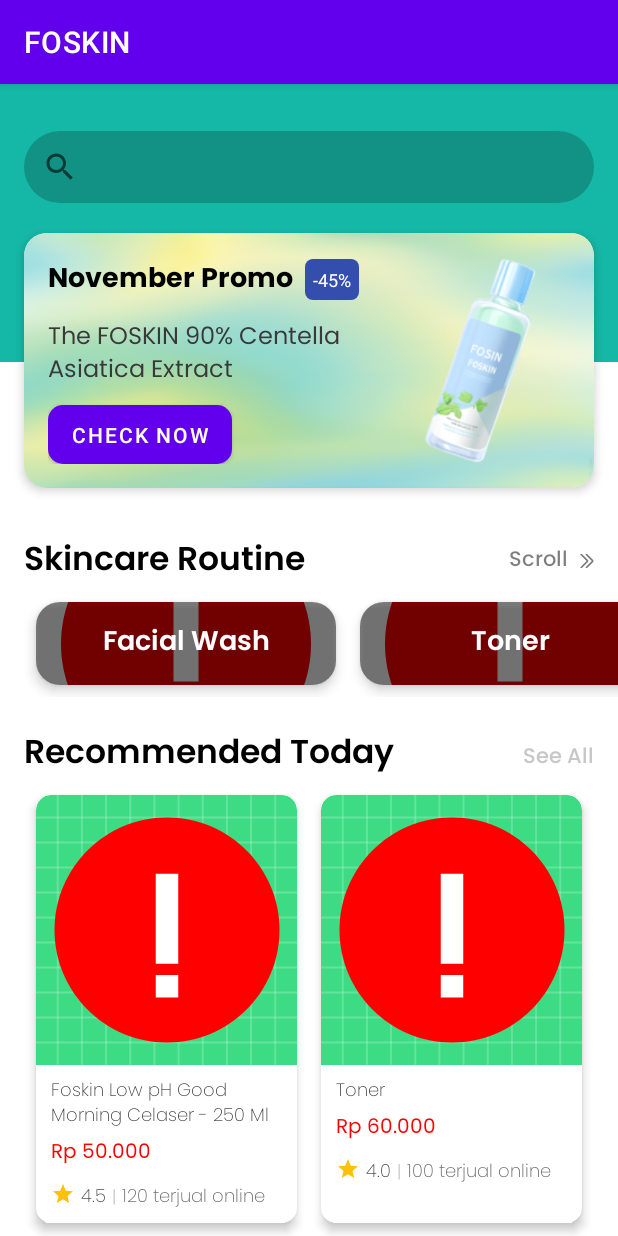
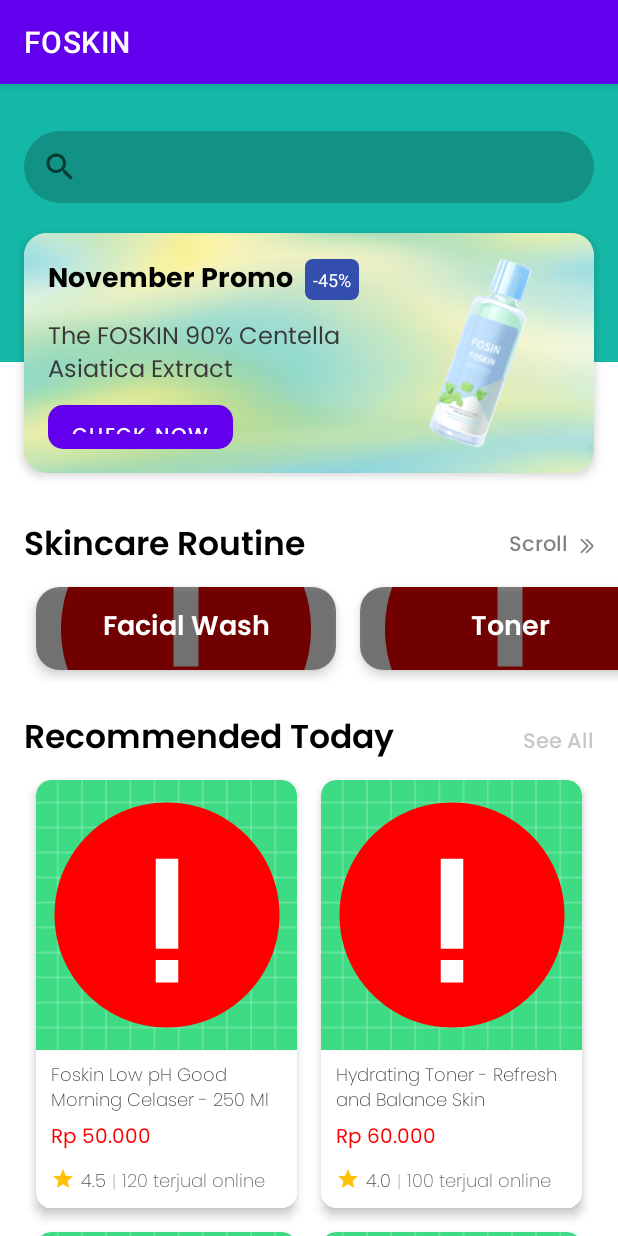
Before and after one commit to foskin-teams/FOSKIN, an Android app: the fragment ShopFragment shown on its own in the app's theme, on a phone screen of 412 x 824 dp. Run offline under Robolectric (Android 15) with nearby library versions, the phone set to English and light mode, and no system bars; pictures from the network do not load.

Commit message:
update
bottomsheetlayout

```diff
--- a/app/src/main/java/com/project/foskin/ui/shop/ShopFragment.kt
+++ b/app/src/main/java/com/project/foskin/ui/shop/ShopFragment.kt
@@ -1,11 +1,11 @@
 package com.project.foskin.ui.shop
 
 import android.os.Bundle
-import androidx.fragment.app.Fragment
 import android.view.LayoutInflater
 import android.view.View
 import android.view.ViewGroup
 import android.widget.Toast
+import androidx.fragment.app.Fragment
 import androidx.recyclerview.widget.GridLayoutManager
 import androidx.recyclerview.widget.LinearLayoutManager
 import androidx.recyclerview.widget.RecyclerView
@@ -19,6 +19,7 @@ class ShopFragment : Fragment() {
     ): View {
         val view = inflater.inflate(R.layout.fragment_shop, container, false)
 
+        // Initialize RecyclerView for Skincare Menu
         val rvMenuSkincare = view.findViewById<RecyclerView>(R.id.rvCarouselSkincare)
         rvMenuSkincare.layoutManager =
             LinearLayoutManager(context, LinearLayoutManager.HORIZONTAL, false)
@@ -27,200 +28,98 @@ class ShopFragment : Fragment() {
         }
         rvMenuSkincare.adapter = adapter1
 
+        // Initialize RecyclerView for Recommended Products
         val rvRecommended = view.findViewById<RecyclerView>(R.id.rvRecommended)
-        rvRecommended.layoutManager = GridLayoutManager(context, 2) // 2 kolom
+        rvRecommended.layoutManager = GridLayoutManager(context, 2)
         val adapter2 = ProductRecommendedAdapter(requireContext(), getProductData())
         rvRecommended.adapter = adapter2
 
         return view
     }
 
+    // Method to return list of skincare menu items
     private fun getMenuData(): List<MenuItemSkincare> {
         return listOf(
-            MenuItemSkincare(
-                name = "Facial Wash",
-                imageResId = "https://drive.google.com/uc?id=1yIUswx4ji56HoodLKII3D1zGkEfamZNG"
-            ),
-            MenuItemSkincare(
-                name = "Toner",
-                imageResId = "https://drive.google.com/uc?id=1EYSH6AlQZAohKn9pn7sqf2oZ_p_UMUg8"
-            ),
-            MenuItemSkincare(
-                name = "Micellar Water",
-                imageResId = "https://drive.google.com/uc?id=1vu1M5Zno-4av8uEWBv6EiwRr_X1tA_up"
-            ),
-            MenuItemSkincare(
-                name = "Essence",
-                imageResId = "https://drive.google.com/uc?id=19vDHsAvEPMeUgEOoGlm4CgbZ45ucMh6u"
-            ),
-            MenuItemSkincare(
-                name = "Serum",
-                imageResId = "https://drive.google.com/uc?id=1uvulYH7IwBPp1h4dZiypksteEJXtiA_y"
-            ),
-            MenuItemSkincare(
-                name = "Sheet Mask",
-                imageResId = "https://drive.google.com/uc?id=1gZiUsVV7twTNFt9PZhvcb4Hh-pnLzE5B"
-            ),
-            MenuItemSkincare(
-                name = "Ampoule",
-                imageResId = "https://drive.google.com/uc?id=1gJ2H_KznV7T8STOqcy8xtoVXTqPZe34u"
-            ),
-            MenuItemSkincare(
-                name = "Moisturizer",
-                imageResId = "https://drive.google.com/uc?id=1Qo1wMvbWi7JIw_15aenyacVqfetFpjd2"
-            ),
-            MenuItemSkincare(
-                name = "Eye Cream",
-                imageResId = "https://drive.google.com/uc?id=1wNX4fKpsYUc6Vg3e4VVs-XMNs4tYZMR9"
-            ),
-            MenuItemSkincare(
-                name = "Exfoliator",
-                imageResId = "https://drive.google.com/uc?id=1_bp5uqsBdiwvKUPXOtsmZW98rIcqTcKg"
-            ),
-            MenuItemSkincare(
-                name = "Sunscreen",
-                imageResId = "https://drive.google.com/uc?id=1_F42W8R9Ct6lWHQ4525HToi-ZHu8CXSn"
-            ),
-            MenuItemSkincare(
-                name = "Face Oil",
-                imageResId = "https://drive.google.com/uc?id=1oJZoB4pHQ9vnBR98DU5idJd104RtyJpQ"
-            ),
-            MenuItemSkincare(
-                name = "Spot Treatment",
-                imageResId = "https://drive.google.com/uc?id=1UuzXoUZ9-35GRHuYIGCv1iG6pQ1ZDX5-"
-            ),
-            MenuItemSkincare(
-                name = "Sleeping Mask",
-                imageResId = "https://drive.google.com/uc?id=1XYl4WCL1k6SyfSvuk0ZUW9jyDRwFwbpK"
-            ),
-            MenuItemSkincare(
-                name = "Face Mist",
-                imageResId = "https://drive.google.com/uc?id=1ql1It9etDxLJJ0w7i1p72BoOtUU9_ELU"
-            )
+            MenuItemSkincare("Facial Wash", "https://drive.google.com/uc?id=1yIUswx4ji56HoodLKII3D1zGkEfamZNG"),
+            MenuItemSkincare("Toner", "https://drive.google.com/uc?id=1EYSH6AlQZAohKn9pn7sqf2oZ_p_UMUg8"),
+            MenuItemSkincare("Micellar Water", "https://drive.google.com/uc?id=1vu1M5Zno-4av8uEWBv6EiwRr_X1tA_up"),
+            MenuItemSkincare("Essence", "https://drive.google.com/uc?id=19vDHsAvEPMeUgEOoGlm4CgbZ45ucMh6u"),
+            MenuItemSkincare("Serum", "https://drive.google.com/uc?id=1uvulYH7IwBPp1h4dZiypksteEJXtiA_y"),
+            MenuItemSkincare("Sheet Mask", "https://drive.google.com/uc?id=1gZiUsVV7twTNFt9PZhvcb4Hh-pnLzE5B"),
+            MenuItemSkincare("Ampoule", "https://drive.google.com/uc?id=1gJ2H_KznV7T8STOqcy8xtoVXTqPZe34u"),
+            MenuItemSkincare("Moisturizer", "https://drive.google.com/uc?id=1Qo1wMvbWi7JIw_15aenyacVqfetFpjd2"),
+            MenuItemSkincare("Eye Cream", "https://drive.google.com/uc?id=1wNX4fKpsYUc6Vg3e4VVs-XMNs4tYZMR9"),
+            MenuItemSkincare("Exfoliator", "https://drive.google.com/uc?id=1_bp5uqsBdiwvKUPXOtsmZW98rIcqTcKg"),
+            MenuItemSkincare("Sunscreen", "https://drive.google.com/uc?id=1_F42W8R9Ct6lWHQ4525HToi-ZHu8CXSn"),
+            MenuItemSkincare("Face Oil", "https://drive.google.com/uc?id=1oJZoB4pHQ9vnBR98DU5idJd104RtyJpQ"),
+            MenuItemSkincare("Spot Treatment", "https://drive.google.com/uc?id=1UuzXoUZ9-35GRHuYIGCv1iG6pQ1ZDX5-"),
+            MenuItemSkincare("Sleeping Mask", "https://drive.google.com/uc?id=1XYl4WCL1k6SyfSvuk0ZUW9jyDRwFwbpK"),
+            MenuItemSkincare("Face Mist", "https://drive.google.com/uc?id=1ql1It9etDxLJJ0w7i1p72BoOtUU9_ELU")
         )
     }
 
+    // Method to return list of recommended products
     private fun getProductData(): List<ProductItem> {
         return listOf(
             ProductItem(
-                imageUrl = "https://drive.google.com/uc?id=1yIUswx4ji56HoodLKII3D1zGkEfamZNG",
-                title = "Foskin Low pH Good Morning Celaser - 250 Ml",
-                price = 50000,
-                rating = 4.5f,
-                soldCount = 120,
-                shopLink = "https://shopee.co.id/product-link-1"
+                "https://drive.google.com/uc?id=1yIUswx4ji56HoodLKII3D1zGkEfamZNG",
+                "Foskin Low pH Good Morning Celaser - 250 Ml", 50000, 4.5f, 120, "https://shopee.co.id/product-link-1"
             ),
             ProductItem(
-                imageUrl = "https://drive.google.com/uc?id=1EYSH6AlQZAohKn9pn7sqf2oZ_p_UMUg8",
-                title = "Toner",
-                price = 60000,
-                rating = 4.0f,
-                soldCount = 100,
-                shopLink = "https://shopee.co.id/product-link-2"
+                "https://drive.google.com/uc?id=1EYSH6AlQZAohKn9pn7sqf2oZ_p_UMUg8",
+                "Hydrating Toner - Refresh and Balance Skin", 60000, 4.0f, 100, "https://shopee.co.id/product-link-2"
             ),
             ProductItem(
-                imageUrl = "https://drive.google.com/uc?id=1vu1M5Zno-4av8uEWBv6EiwRr_X1tA_up",
-                title = "Micellar Water",
-                price = 75000,
-                rating = 4.2f,
-                soldCount = 150,
-                shopLink = "https://shopee.co.id/product-link-3"
+                "https://drive.google.com/uc?id=1vu1M5Zno-4av8uEWBv6EiwRr_X1tA_up",
+                "Gentle Micellar Water - Removes Makeup and Impurities", 75000, 4.2f, 150, "https://shopee.co.id/product-link-3"
             ),
             ProductItem(
-                imageUrl = "https://drive.google.com/uc?id=19vDHsAvEPMeUgEOoGlm4CgbZ45ucMh6u",
-                title = "Essence",
-                price = 80000,
-                rating = 4.8f,
-                soldCount = 200,
-                shopLink = "https://shopee.co.id/product-link-4"
+                "https://drive.google.com/uc?id=19vDHsAvEPMeUgEOoGlm4CgbZ45ucMh6u",
+                "Nourishing Essence - Boost Skin's Radiance", 80000, 4.8f, 200, "https://shopee.co.id/product-link-4"
             ),
             ProductItem(
-                imageUrl = "https://drive.google.com/uc?id=1uvulYH7IwBPp1h4dZiypksteEJXtiA_y",
-                title = "Serum",
-                price = 65000,
-                rating = 4.4f,
-                soldCount = 130,
-                shopLink = "https://shopee.co.id/product-link-5"
+                "https://drive.google.com/uc?id=1uvulYH7IwBPp1h4dZiypksteEJXtiA_y",
+                "Vitamin C Serum - Brightening and Anti-aging", 65000, 4.4f, 130, "https://shopee.co.id/product-link-5"
             ),
             ProductItem(
-                imageUrl = "https://drive.google.com/uc?id=1gZiUsVV7twTNFt9PZhvcb4Hh-pnLzE5B",
-                title = "Sheet Mask",
-                price = 40000,
-                rating = 4.1f,
-                soldCount = 110,
-                shopLink = "https://shopee.co.id/product-link-6"
+                "https://drive.google.com/uc?id=1gZiUsVV7twTNFt9PZhvcb4Hh-pnLzE5B",
+                "Moisturizing Sheet Mask - Hydrates and Soothes Skin", 40000, 4.1f, 110, "https://shopee.co.id/product-link-6"
             ),
             ProductItem(
-                imageUrl = "https://drive.google.com/uc?id=1gJ2H_KznV7T8STOqcy8xtoVXTqPZe34u",
-                title = "Ampoule",
-                price = 45000,
-                rating = 4.3f,
-                soldCount = 140,
-                shopLink = "https://shopee.co.id/product-link-7"
+                "https://drive.google.com/uc?id=1gJ2H_KznV7T8STOqcy8xtoVXTqPZe34u",
+                "Repairing Ampoule - Intensive Skin Treatment", 45000, 4.3f, 140, "https://shopee.co.id/product-link-7"
             ),
             ProductItem(
-                imageUrl = "https://drive.google.com/uc?id=1Qo1wMvbWi7JIw_15aenyacVqfetFpjd2",
-                title = "Moisturizer",
-                price = 25000,
-                rating = 4.7f,
-                soldCount = 90,
-                shopLink = "https://shopee.co.id/product-link-8"
+                "https://drive.google.com/uc?id=1Qo1wMvbWi7JIw_15aenyacVqfetFpjd2",
+                "Daily Moisturizer - Long-lasting Hydration", 25000, 4.7f, 90, "https://shopee.co.id/product-link-8"
             ),
             ProductItem(
-                imageUrl = "https://drive.google.com/uc?id=1wNX4fKpsYUc6Vg3e4VVs-XMNs4tYZMR9",
-                title = "Eye Cream",
-                price = 120000,
-                rating = 4.9f,
-                soldCount = 180,
-                shopLink = "https://shopee.co.id/product-link-9"
+                "https://drive.google.com/uc?id=1wNX4fKpsYUc6Vg3e4VVs-XMNs4tYZMR9",
+                "Anti-aging Eye Cream - Reduces Wrinkles and Puffiness", 120000, 4.9f, 180, "https://shopee.co.id/product-link-9"
             ),
             ProductItem(
-                imageUrl = "https://drive.google.com/uc?id=1_bp5uqsBdiwvKUPXOtsmZW98rIcqTcKg",
-                title = "Exfoliator",
-                price = 30000,
-                rating = 4.6f,
-                soldCount = 160,
-                shopLink = "https://shopee.co.id/product-link-10"
+                "https://drive.google.com/uc?id=1_bp5uqsBdiwvKUPXOtsmZW98rIcqTcKg",
+                "Gentle Exfoliator - Removes Dead Skin Cells", 30000, 4.6f, 160, "https://shopee.co.id/product-link-10"
             ),
             ProductItem(
-                imageUrl = "https://drive.google.com/uc?id=1_F42W8R9Ct6lWHQ4525HToi-ZHu8CXSn",
-                title = "Sunscreen",
-                price = 40000,
-                rating = 4.5f,
-                soldCount = 140,
-                shopLink = "https://shopee.co.id/product-link-11"
+                "https://drive.google.com/uc?id=1_F42W8R9Ct6lWHQ4525HToi-ZHu8CXSn",
+                "SPF 50 Sunscreen - Broad Spectrum Protection", 40000, 4.5f, 140, "https://shopee.co.id/product-link-11"
             ),
             ProductItem(
-                imageUrl = "https://drive.google.com/uc?id=1oJZoB4pHQ9vnBR98DU5idJd104RtyJpQ",
-                title = "Face Oil",
-                price = 95000,
-                rating = 4.3f,
-                soldCount = 180,
-                shopLink = "https://shopee.co.id/product-link-12"
+                "https://drive.google.com/uc?id=1oJZoB4pHQ9vnBR98DU5idJd104RtyJpQ",
+                "Face Oil - Nourishing and Lightweight Formula", 95000, 4.3f, 180, "https://shopee.co.id/product-link-12"
             ),
             ProductItem(
-                imageUrl = "https://drive.google.com/uc?id=1UuzXoUZ9-35GRHuYIGCv1iG6pQ1ZDX5-",
-                title = "Spot Treatment",
-                price = 155000,
-                rating = 4.2f,
-                soldCount = 125,
-                shopLink = "https://shopee.co.id/product-link-13"
+                "https://drive.google.com/uc?id=1UuzXoUZ9-35GRHuYIGCv1iG6pQ1ZDX5-",
+                "Acne Spot Treatment - Targets and Reduces Breakouts", 155000, 4.7f, 200, "https://shopee.co.id/product-link-13"
             ),
             ProductItem(
-                imageUrl = "https://drive.google.com/uc?id=1XYl4WCL1k6SyfSvuk0ZUW9jyDRwFwbpK",
-                title = "Sleeping Mask",
-                price = 5000,
-                rating = 4.4f,
-                soldCount = 210,
-                shopLink = "https://shopee.co.id/product-link-14"
+                "https://drive.google.com/uc?id=1XYl4WCL1k6SyfSvuk0ZUW9jyDRwFwbpK",
+                "Overnight Sleeping Mask - Hydrating and Repairing", 50000, 4.6f, 150, "https://shopee.co.id/product-link-14"
             ),
             ProductItem(
-                imageUrl = "https://drive.google.com/uc?id=1ql1It9etDxLJJ0w7i1p72BoOtUU9_ELU",
-                title = "Face Mist",
-                price = 125000,
-                rating = 4.6f,
-                soldCount = 175,
-                shopLink = "https://shopee.co.id/product-link-15"
+                "https://drive.google.com/uc?id=1ql1It9etDxLJJ0w7i1p72BoOtUU9_ELU",
+                "Soothing Face Mist - Refreshes and Hydrates", 30000, 4.2f, 120, "https://shopee.co.id/product-link-15"
             )
         )
     }
--- a/app/src/main/res/layout/fragment_shop.xml
+++ b/app/src/main/res/layout/fragment_shop.xml
@@ -37,7 +37,7 @@
         <androidx.cardview.widget.CardView
             android:id="@+id/cardView"
             android:layout_width="0dp"
-            android:layout_height="170dp"
+            android:layout_height="160dp"
             android:layout_marginStart="16dp"
             android:layout_marginTop="20dp"
             android:layout_marginEnd="16dp"
@@ -101,6 +101,8 @@
                     <Button
                         android:id="@+id/checkNowButton"
                         android:layout_width="wrap_content"
+                        android:textSize="13sp"
+                        android:fontFamily="@font/poppins_medium"
                         android:layout_height="wrap_content"
                         android:background="@drawable/btn_rounded_shop"
                         android:text="@string/btn_promo" />
--- a/app/src/main/res/values/styles.xml
+++ b/app/src/main/res/values/styles.xml
@@ -7,4 +7,9 @@
         <item name="cornerSizeBottomLeft">0dp</item>
         <item name="cornerSizeBottomRight">0dp</item>
     </style>
+
+    <style name="DialogAnimation">
+        <item name="android:windowEnterAnimation">@anim/slide_in_bottom</item>
+        <item name="android:windowExitAnimation">@anim/slide_out_bottom</item>
+    </style>
 </resources>
```
Also changed, not shown: app/src/main/java/com/project/foskin/MainActivity.kt (+45 -5 lines), app/src/main/res/anim/slide_in_bottom.xml (added, +10 -0 lines), app/src/main/res/anim/slide_out_bottom.xml (added, +10 -0 lines), app/src/main/res/drawable/dialogbg.xml (added, +15 -0 lines), app/src/main/res/drawable/ic_baseline_clear_24.xml (added, +10 -0 lines), app/src/main/res/drawable/ic_round_remove_24.xml (added, +10 -0 lines), app/src/main/res/layout/bottomsheetlayout.xml (added, +31 -0 lines).
